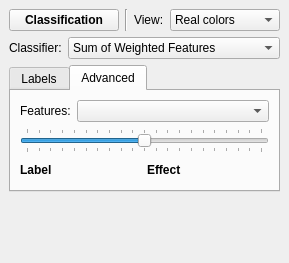
Qt form Polyhedron/demo/Polyhedron/Plugins/Classification/Classification_widget.ui (CGAL/cgal) before a commit.
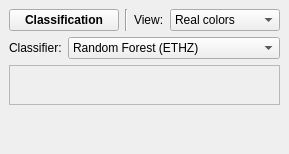
The same form after that commit. The open tabs and pages were chosen to show the change.

Diff of the .ui file:
```diff
--- a/Polyhedron/demo/Polyhedron/Plugins/Classification/Classification_widget.ui
+++ b/Polyhedron/demo/Polyhedron/Plugins/Classification/Classification_widget.ui
@@ -7,7 +7,7 @@
     <x>0</x>
     <y>0</y>
     <width>289</width>
-    <height>263</height>
+    <height>154</height>
    </rect>
   </property>
   <property name="sizePolicy">
@@ -20,7 +20,7 @@
    <string>Classification</string>
   </property>
   <widget class="QWidget" name="dockWidgetContents">
-   <layout class="QVBoxLayout" name="verticalLayout_3">
+   <layout class="QVBoxLayout" name="verticalLayout_2">
     <item>
      <layout class="QHBoxLayout" name="horizontalLayout_7">
       <item>
@@ -98,157 +98,45 @@
       <item>
        <widget class="QComboBox" name="classifier">
         <property name="currentIndex">
-         <number>0</number>
+         <number>1</number>
         </property>
         <item>
          <property name="text">
           <string>Sum of Weighted Features</string>
          </property>
         </item>
+        <item>
+         <property name="text">
+          <string>Random Forest (ETHZ)</string>
+         </property>
+        </item>
        </widget>
       </item>
      </layout>
     </item>
     <item>
-     <widget class="QTabWidget" name="tabWidget">
-      <property name="currentIndex">
-       <number>0</number>
+     <widget class="QFrame" name="frame">
+      <property name="sizePolicy">
+       <sizepolicy hsizetype="Expanding" vsizetype="Expanding">
+        <horstretch>0</horstretch>
+        <verstretch>0</verstretch>
+       </sizepolicy>
       </property>
-      <widget class="QWidget" name="tab">
-       <attribute name="title">
-        <string>Labels</string>
-       </attribute>
-       <layout class="QVBoxLayout" name="verticalLayout_2">
-        <item>
-         <layout class="QGridLayout" name="labelGrid">
-          <property name="sizeConstraint">
-           <enum>QLayout::SetDefaultConstraint</enum>
-          </property>
-         </layout>
-        </item>
-       </layout>
-      </widget>
-      <widget class="QWidget" name="tab_2">
-       <attribute name="title">
-        <string>Advanced</string>
-       </attribute>
-       <layout class="QVBoxLayout" name="verticalLayout">
-        <item>
-         <layout class="QHBoxLayout" name="horizontalLayout_4" stretch="0,2">
-          <item>
-           <widget class="QLabel" name="label_2">
-            <property name="sizePolicy">
-             <sizepolicy hsizetype="MinimumExpanding" vsizetype="Preferred">
-              <horstretch>0</horstretch>
-              <verstretch>0</verstretch>
-             </sizepolicy>
-            </property>
-            <property name="text">
-             <string>Features:</string>
-            </property>
-           </widget>
-          </item>
-          <item>
-           <widget class="QComboBox" name="selected_feature">
-            <property name="sizePolicy">
-             <sizepolicy hsizetype="MinimumExpanding" vsizetype="Fixed">
-              <horstretch>0</horstretch>
-              <verstretch>0</verstretch>
-             </sizepolicy>
-            </property>
-           </widget>
-          </item>
-         </layout>
-        </item>
-        <item>
-         <widget class="QSlider" name="feature_weight">
-          <property name="sizePolicy">
-           <sizepolicy hsizetype="MinimumExpanding" vsizetype="Fixed">
-            <horstretch>0</horstretch>
-            <verstretch>0</verstretch>
-           </sizepolicy>
-          </property>
-          <property name="maximum">
-           <number>1000</number>
-          </property>
-          <property name="pageStep">
-           <number>50</number>
-          </property>
-          <property name="value">
-           <number>500</number>
-          </property>
-          <property name="orientation">
-           <enum>Qt::Horizontal</enum>
-          </property>
-          <property name="invertedAppearance">
-           <bool>false</bool>
-          </property>
-          <property name="invertedControls">
-           <bool>false</bool>
-          </property>
-          <property name="tickPosition">
-           <enum>QSlider::TicksBothSides</enum>
-          </property>
-         </widget>
-        </item>
-        <item>
-         <layout class="QGridLayout" name="gridLayout">
-          <item row="0" column="1">
-           <spacer name="horizontalSpacer">
-            <property name="orientation">
-             <enum>Qt::Horizontal</enum>
-            </property>
-            <property name="sizeHint" stdset="0">
-             <size>
-              <width>40</width>
-              <height>20</height>
-             </size>
-            </property>
-           </spacer>
-          </item>
-          <item row="0" column="0">
-           <widget class="QLabel" name="label_3">
-            <property name="font">
-             <font>
-              <weight>75</weight>
-              <bold>true</bold>
-             </font>
-            </property>
-            <property name="text">
-             <string>Label</string>
-            </property>
-           </widget>
-          </item>
-          <item row="0" column="2">
-           <widget class="QLabel" name="label_4">
-            <property name="font">
-             <font>
-              <weight>75</weight>
-              <bold>true</bold>
-             </font>
-            </property>
-            <property name="text">
-             <string>Effect</string>
-            </property>
-           </widget>
-          </item>
-          <item row="0" column="3">
-           <spacer name="horizontalSpacer_4">
-            <property name="orientation">
-             <enum>Qt::Horizontal</enum>
-            </property>
-            <property name="sizeHint" stdset="0">
-             <size>
-              <width>40</width>
-              <height>20</height>
-             </size>
-            </property>
-           </spacer>
-          </item>
-         </layout>
-        </item>
-       </layout>
-      </widget>
+      <property name="frameShape">
+       <enum>QFrame::StyledPanel</enum>
+      </property>
+      <property name="frameShadow">
+       <enum>QFrame::Raised</enum>
+      </property>
+      <layout class="QVBoxLayout" name="verticalLayout">
+       <item>
+        <layout class="QGridLayout" name="labelGrid">
+         <property name="sizeConstraint">
+          <enum>QLayout::SetDefaultConstraint</enum>
+         </property>
+        </layout>
+       </item>
+      </layout>
      </widget>
     </item>
     <item>
```
